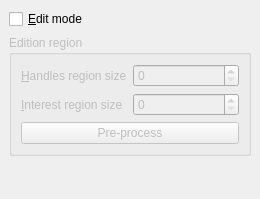
Above: Polyhedron/demo/Polyhedron/Deform_mesh.ui from CGAL/cgal before the change. Below: the same form after it.
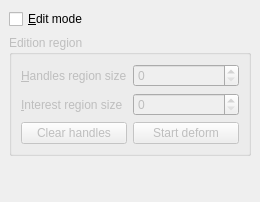
That is the form after the change.

```diff
--- a/Polyhedron/demo/Polyhedron/Deform_mesh.ui
+++ b/Polyhedron/demo/Polyhedron/Deform_mesh.ui
@@ -7,7 +7,7 @@
     <x>0</x>
     <y>0</y>
     <width>260</width>
-    <height>199</height>
+    <height>202</height>
    </rect>
   </property>
   <property name="windowTitle">
@@ -65,10 +65,17 @@
          </property>
         </widget>
        </item>
-       <item row="2" column="0" colspan="2">
-        <widget class="QPushButton" name="preProcessPb">
+       <item row="2" column="1">
+        <widget class="QPushButton" name="startDeformPb">
          <property name="text">
-          <string>Pre-process</string>
+          <string>Start deform</string>
+         </property>
+        </widget>
+       </item>
+       <item row="2" column="0">
+        <widget class="QPushButton" name="clearHandlesPb">
+         <property name="text">
+          <string>Clear handles</string>
          </property>
         </widget>
        </item>
```
